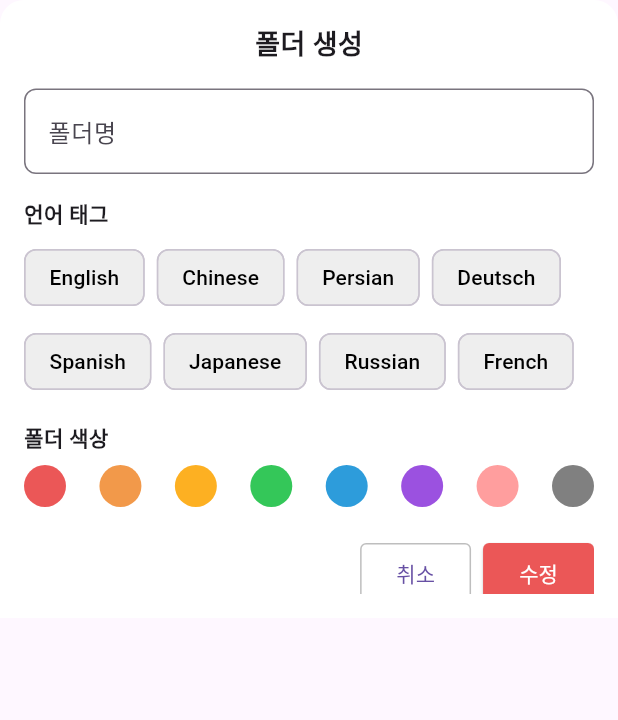
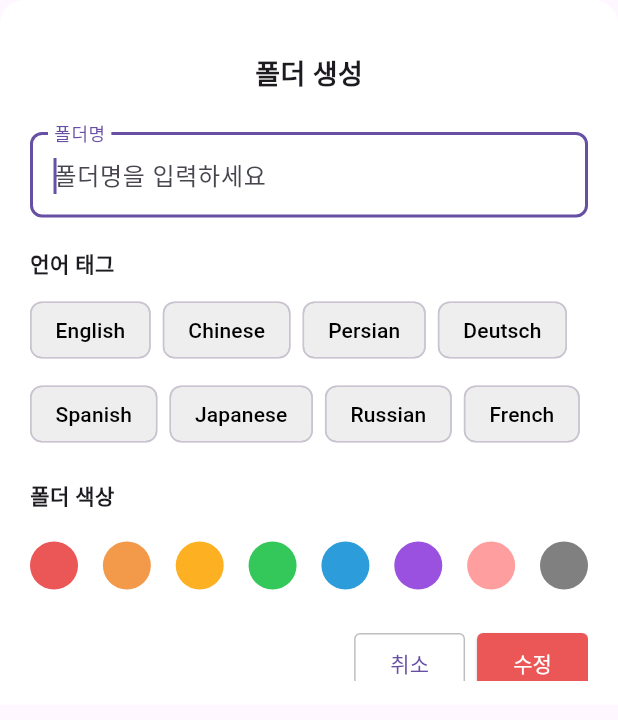
Before and after one commit to vidiLang-tripleS/frontend-main, a Flutter app: the _CreateFolderBottomSheet widget shown alone on an empty page, opened directly, on a phone screen of 412 x 824 dp. Shown: the top 720 px of the screen. Run offline on Flutter 3.47's test engine with Material 3 defaults, Android fonts, the phone set to English and light mode, and no system bars.

Commit message:
design: 폴더 생성창 디자인 수정

```diff
--- a/lib/folder_list_page.dart
+++ b/lib/folder_list_page.dart
@@ -154,9 +154,8 @@ class _CreateFolderBottomSheet extends StatefulWidget {
 }
 
 class _CreateFolderBottomSheetState extends State<_CreateFolderBottomSheet> {
-  // 선택된 언어 태그
+  // 선택된 언어 태그와 색상
   String? _selectedLanguage;
-  // 선택된 색상
   Color? _selectedColor;
 
   final List<String> _languages = [
@@ -185,13 +184,15 @@ class _CreateFolderBottomSheetState extends State<_CreateFolderBottomSheet> {
   Widget build(BuildContext context) {
     return DraggableScrollableSheet(
       expand: false,
+      initialChildSize: 0.57,
+      minChildSize: 0.5,
+      maxChildSize: 0.95,
       builder: (context, scrollController) {
         return Container(
           padding: EdgeInsets.only(
-            left: 16,
-            right: 16,
+            left: 20,
+            right: 20,
             top: 16,
-            // 키보드가 올라올 때 하단 영역이 가려지지 않도록
             bottom: MediaQuery.of(context).viewInsets.bottom + 16,
           ),
           decoration: const BoxDecoration(
@@ -207,6 +208,7 @@ class _CreateFolderBottomSheetState extends State<_CreateFolderBottomSheet> {
               crossAxisAlignment: CrossAxisAlignment.start,
               children: [
                 // 상단 제목
+                const SizedBox(height: 20),
                 Center(
                   child: Text(
                     '폴더 생성',
@@ -216,10 +218,11 @@ class _CreateFolderBottomSheetState extends State<_CreateFolderBottomSheet> {
                     ),
                   ),
                 ),
-                const SizedBox(height: 16),
+                const SizedBox(height: 25),
 
                 // 폴더명 입력
                 TextField(
+                  autofocus: true,
                   decoration: InputDecoration(
                     labelText: '폴더명',
                     hintText: '폴더명을 입력하세요',
@@ -228,23 +231,16 @@ class _CreateFolderBottomSheetState extends State<_CreateFolderBottomSheet> {
                     ),
                   ),
                 ),
-                const SizedBox(height: 16),
-
-                // 이미 존재하는 폴더 경고 예시 (필요 시 조건부로)
-                // Text(
-                //   '이미 존재하는 폴더입니다.',
-                //   style: TextStyle(fontSize: 12, color: Colors.red),
-                // ),
-                // const SizedBox(height: 16),
+                const SizedBox(height: 20),
 
                 // 언어 태그 라벨
                 const Text(
                   '언어 태그',
                   style: TextStyle(fontWeight: FontWeight.bold),
                 ),
-                const SizedBox(height: 8),
+                const SizedBox(height: 10),
 
-                // 언어 태그(ChoiceChip 등으로 단일 선택)
+                // 단일 선택 언어 태그 (FilterChip)
                 Wrap(
                   spacing: 8,
                   runSpacing: 8,
@@ -252,24 +248,24 @@ class _CreateFolderBottomSheetState extends State<_CreateFolderBottomSheet> {
                       .map((lang) => _buildLanguageChip(lang))
                       .toList(),
                 ),
-                const SizedBox(height: 16),
+                const SizedBox(height: 20),
 
                 // 폴더 색상 라벨
                 const Text(
                   '폴더 색상',
                   style: TextStyle(fontWeight: FontWeight.bold),
                 ),
-                const SizedBox(height: 8),
+                const SizedBox(height: 20),
 
-                // 색상 선택 (단일 선택)
+                // 단일 선택 폴더 색상
                 Row(
                   mainAxisAlignment: MainAxisAlignment.spaceBetween,
                   children:
                       _colors.map((color) => _buildColorCircle(color)).toList(),
                 ),
-                const SizedBox(height: 20),
+                const SizedBox(height: 25),
 
-                // 하단 버튼
+                // 우측 정렬 버튼들
                 Row(
                   mainAxisAlignment: MainAxisAlignment.end,
                   children: [
@@ -310,7 +306,7 @@ class _CreateFolderBottomSheetState extends State<_CreateFolderBottomSheet> {
     );
   }
 
-  // 단일 선택 언어 태그 (ChoiceChip 활용)
+  // 단일 선택 언어 태그 (체크 아이콘 없이)
   Widget _buildLanguageChip(String label) {
     final bool isSelected = (label == _selectedLanguage);
     return FilterChip(
@@ -323,7 +319,7 @@ class _CreateFolderBottomSheetState extends State<_CreateFolderBottomSheet> {
       selected: isSelected,
       selectedColor: AppColors.maincolor,
       backgroundColor: Colors.grey.shade200,
-      showCheckmark: false, // 체크 아이콘 비활성화
+      showCheckmark: false,
       onSelected: (selected) {
         setState(() {
           _selectedLanguage = selected ? label : null;
@@ -332,7 +328,7 @@ class _CreateFolderBottomSheetState extends State<_CreateFolderBottomSheet> {
     );
   }
 
-  // 단일 선택 색상 (GestureDetector + 체크 아이콘)
+  // 단일 선택 폴더 색상 (선택 시 체크 아이콘 포함)
   Widget _buildColorCircle(Color color) {
     final bool isSelected = (color == _selectedColor);
     return GestureDetector(
@@ -342,14 +338,13 @@ class _CreateFolderBottomSheetState extends State<_CreateFolderBottomSheet> {
         });
       },
       child: Container(
-        width: 28,
-        height: 28,
+        width: 32,
+        height: 32,
         decoration: BoxDecoration(
           color: color,
           shape: BoxShape.circle,
           border: isSelected ? Border.all(color: Colors.black, width: 2) : null,
         ),
-        // 선택된 경우 안에 체크 아이콘 표시
         child: isSelected
             ? const Icon(Icons.check, color: Colors.white, size: 16)
             : null,
```
